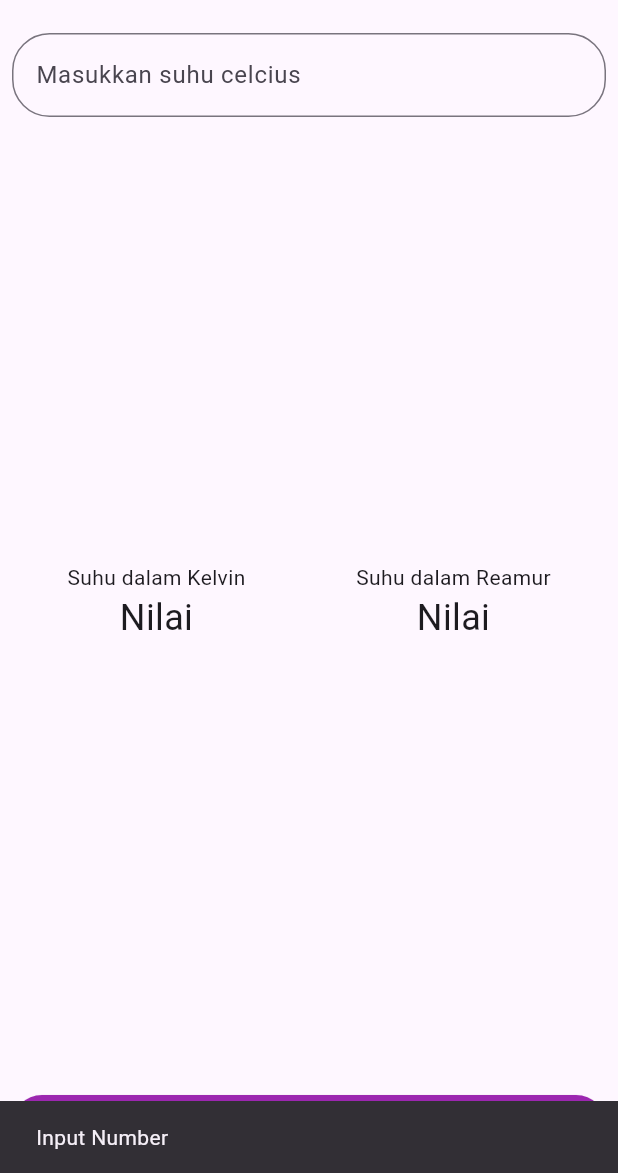
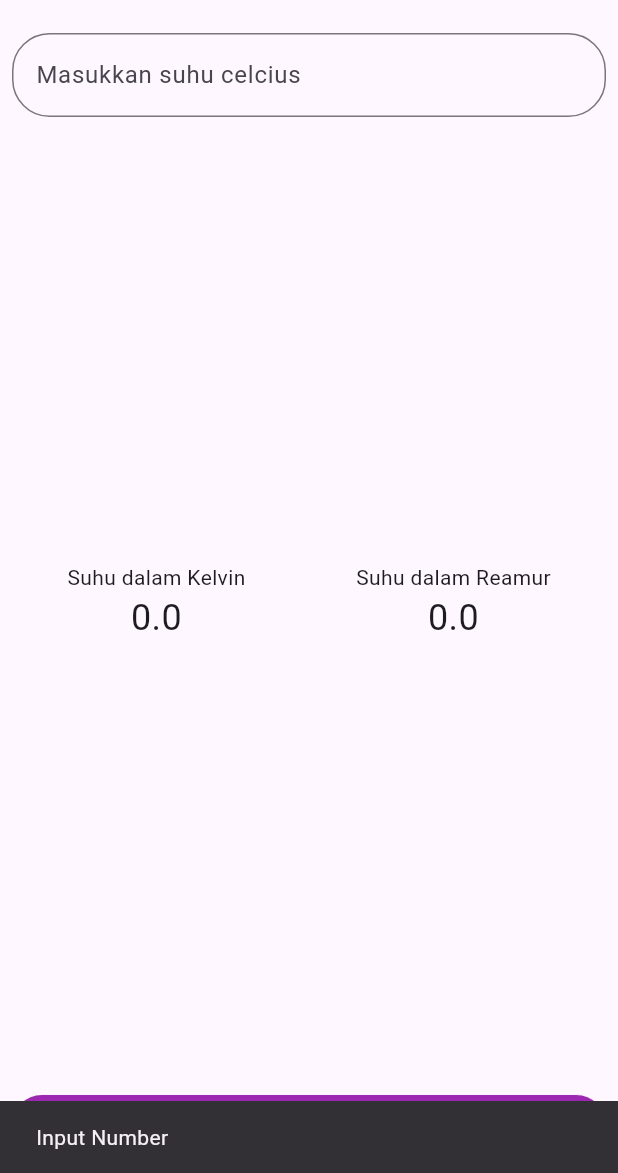
Before and after one commit to tarnishedrey/Temperature-converter, a Flutter app: the screen it shows after launch, after a tap on "Hitung", on a phone screen of 412 x 824 dp, the part 63-1236 px from its top. Run offline on Flutter 3.47's test engine with Material 3 defaults, Android fonts, the phone set to English and light mode, and no system bars.

```diff
--- a/lib/main.dart
+++ b/lib/main.dart
@@ -77,7 +77,7 @@ class _MyAppState extends State<MyApp> {
                       children: [
                         Text("Suhu dalam Kelvin"),
                         Text(
-                          "Nilai",
+                          kelvin.toString(),
                           style: TextStyle(fontSize: 24),
                         )
                       ],
@@ -86,7 +86,7 @@ class _MyAppState extends State<MyApp> {
                       children: [
                         Text("Suhu dalam Reamur"),
                         Text(
-                          "Nilai",
+                          reamur.toString(),
                           style: TextStyle(fontSize: 24),
                         )
                       ],
@@ -96,7 +96,7 @@ class _MyAppState extends State<MyApp> {
                 ElevatedButton(
                   onPressed: () {
                     if (formkey.currentState!.validate()) {
-                      print(input.text);
+                      hitung();
                     }
                   },
                   child: Text("Hitung"),
```
